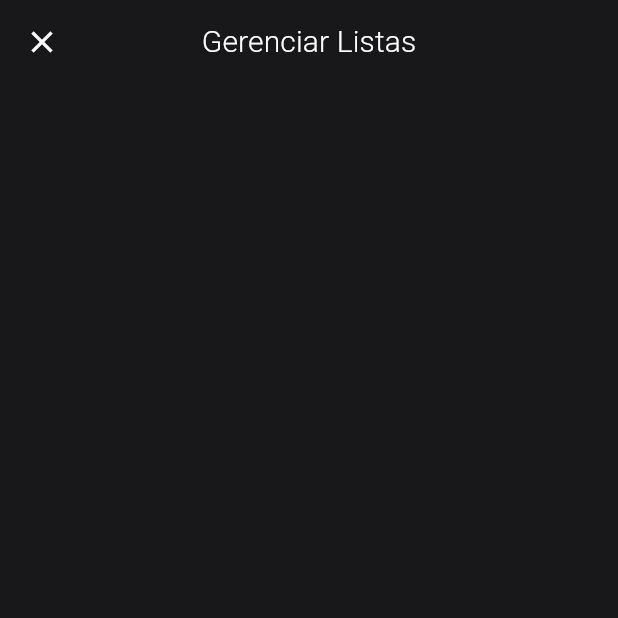
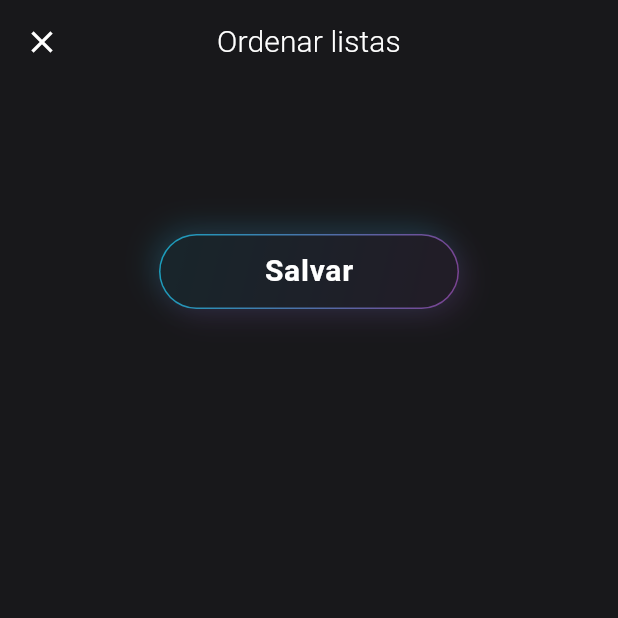
Before and after one commit to JoseVinicius-P/Animes-Lists-Flutter, a Flutter app: the ManageListsPage screen opened by its route, on a phone screen of 412 x 824 dp, the top half of it. Run offline on Flutter 3.47's test engine with Material 2 defaults, Android fonts, the phone set to English and light mode, and no system bars; our stand-ins replace auto_size_text, cached_network_image, cloud_firestore, device_preview, firebase_auth, firebase_core and 5 more; accounts and stored records are empty; generated files the repository leaves out were written again.

Commit message:
feat: sorting lists in firebase

```diff
--- a/lib/modules/manage_lists/controllers/manage_lists_controller.dart
+++ b/lib/modules/manage_lists/controllers/manage_lists_controller.dart
@@ -1,12 +1,17 @@
+import 'dart:async';
+
 import 'package:anime_lists/shared/interfaces/i_list_model.dart';
 import 'package:anime_lists/shared/interfaces/i_list_service.dart';
 import 'package:cloud_firestore/cloud_firestore.dart';
 import 'package:flutter_modular/flutter_modular.dart';
+import 'package:anime_lists/modules/manage_lists/interfaces/i_order_lists_service.dart';
 
 class ManageListsController implements Disposable{
   final IListService listService;
+  final IOrderListsService orderListsService;
+  bool savingInProgress = false;
 
-  ManageListsController(this.listService);
+  ManageListsController(this.listService, this.orderListsService);
 
   @override
   void dispose() {
@@ -25,4 +30,15 @@ class ManageListsController implements Disposable{
     return lists;
   }
 
+  void orderLists(List<IListModel> newOrder) async {
+    savingInProgress = true;
+    var isSuccess = await orderListsService.orderLists(newOrder);
+    if(isSuccess){
+      Modular.to.pop();
+      savingInProgress = false;
+    }else{
+      savingInProgress = false;
+    }
+  }
+
 }
--- /dev/null
+++ b/lib/modules/manage_lists/interfaces/i_order_lists_service.dart
@@ -0,0 +1,6 @@
+
+import 'package:anime_lists/shared/interfaces/i_list_model.dart';
+
+abstract class IOrderListsService{
+  Future<bool> orderLists(List<IListModel> newOrder);
+}
--- a/lib/modules/manage_lists/manage_lists_module.dart
+++ b/lib/modules/manage_lists/manage_lists_module.dart
@@ -1,12 +1,15 @@
 import 'package:anime_lists/modules/manage_lists/controllers/manage_lists_controller.dart';
+import 'package:anime_lists/modules/manage_lists/interfaces/i_order_lists_service.dart';
 import 'package:anime_lists/modules/manage_lists/pages/manage_lists_page.dart';
+import 'package:anime_lists/modules/manage_lists/service/order_lists_service.dart';
 import 'package:flutter_modular/flutter_modular.dart';
 
 class ManageListsModule extends Module{
 
   @override
   List<Bind> get binds => [
-    Bind((i) => ManageListsController(i()))
+    Bind<IOrderListsService>((i) => OrderListService()),
+    Bind((i) => ManageListsController(i(), i()))
   ];
 
   @override
--- a/lib/modules/manage_lists/pages/manage_lists_page.dart
+++ b/lib/modules/manage_lists/pages/manage_lists_page.dart
@@ -1,3 +1,4 @@
+import 'package:anime_lists/modules/add_to_list/widgets/save_button.dart';
 import 'package:anime_lists/modules/manage_lists/controllers/manage_lists_controller.dart';
 import 'package:anime_lists/shared/interfaces/i_list_model.dart';
 import 'package:anime_lists/shared/utilities/my_colors.dart';
@@ -40,7 +41,7 @@ class _ManageListsPageState extends State<ManageListsPage> {
         ),
         forceMaterialTransparency: true,
         title: Text(
-          "Gerenciar Listas",
+          "Ordenar listas",
           style: theme.textTheme.titleSmall,
           textAlign: TextAlign.center,
         ),
@@ -64,17 +65,22 @@ class _ManageListsPageState extends State<ManageListsPage> {
                         shrinkWrap: true,
                         children: <Widget>[
                           for (int i = 0; i < lists!.length; i += 1)
-                          Row(
+                            Container(
                               key: Key('$i'),
+                              decoration: const BoxDecoration(
+                                color: MyColors.backgroundColor
+                              ),
+                              child: Row(
                                 children: [
+                                  Icon(Icons.drag_handle_rounded, color: Colors.white.withOpacity(0.5)),
+                                  const SizedBox(width: 15),
                                   Text(
                                     snapshot.data![i].name,
                                     style: theme.textTheme.labelSmall!.copyWith(fontSize: 20),
                                   ),
-                              const SizedBox(width: 5),
-                              Icon(Icons.sort, color: Colors.white.withOpacity(0.1)),
                                   const SizedBox(height: 40),
                                 ],
+                              ),
                             ),
                         ],
                         onReorder: (int oldIndex, int newIndex) {
@@ -87,7 +93,12 @@ class _ManageListsPageState extends State<ManageListsPage> {
                           });
                         },
                       ),
-                        const SizedBox(height: 15),
+                      const SizedBox(height: 70),
+                      SaveButton(onTap: manageListController.savingInProgress ? null : () async {
+                        setState(() {
+                          manageListController.orderLists(snapshot.data!);
+                        });
+                      }),
                     ],
                   );
                   }else{
@@ -95,53 +106,6 @@ class _ManageListsPageState extends State<ManageListsPage> {
                   }
                 },
               ),
-              /*StreamBuilder<QuerySnapshot>(
-                stream: manageListController.fetchLists(),
-                builder: (BuildContext context, AsyncSnapshot<QuerySnapshot> snapshot) {
-                  if (snapshot.hasError) {
-                    return Text(
-                      'Algo saiu errado ):',
-                      style: theme.textTheme.titleSmall!.copyWith(fontSize: 18, color: Colors.white.withOpacity(0.5)),
-                      textAlign: TextAlign.center,
-                    );
-                  }
-                  if (snapshot.connectionState == ConnectionState.waiting) {
-                    return SizedBox(); //SHimmer
-                  }
-                  if(snapshot.data != null && snapshot.data!.docs.isNotEmpty){
-                    lists = manageListController.parseToListOfListModel(snapshot.data!.docs.cast());
-                    return ReorderableListView(
-                      shrinkWrap: true,
-                      children: <Widget>[
-                        for (int i = 0; i < lists.length; i += 1)
-                          Row(
-                            key: Key('$i'),
-                            children: [
-                              Text(
-                                lists[i].name,
-                                style: theme.textTheme.labelSmall!.copyWith(fontSize: 20),
-                              ),
-                              const SizedBox(width: 5),
-                              Icon(Icons.sort, color: Colors.white.withOpacity(0.1)),
-                              const SizedBox(height: 40),
-                            ],
-                          ),
-                      ],
-                      onReorder: (int oldIndex, int newIndex) {
-                        setState(() {
-                          if (newIndex > oldIndex) {
-                            newIndex -= 1;
-                          }
-                          final item = lists.removeAt(oldIndex);
-                          lists.insert(newIndex, item);
-                        });
-                      },
-                    );
-                  }else{
-                    return const SizedBox();
-                  }
-                },
-              ),*/
             ),
           ),
         ],
```
Also changed, not shown: lib/modules/manage_lists/service/order_lists_service.dart (added, +23 -0 lines). Lines whose indentation alone changed are shown as unchanged.
